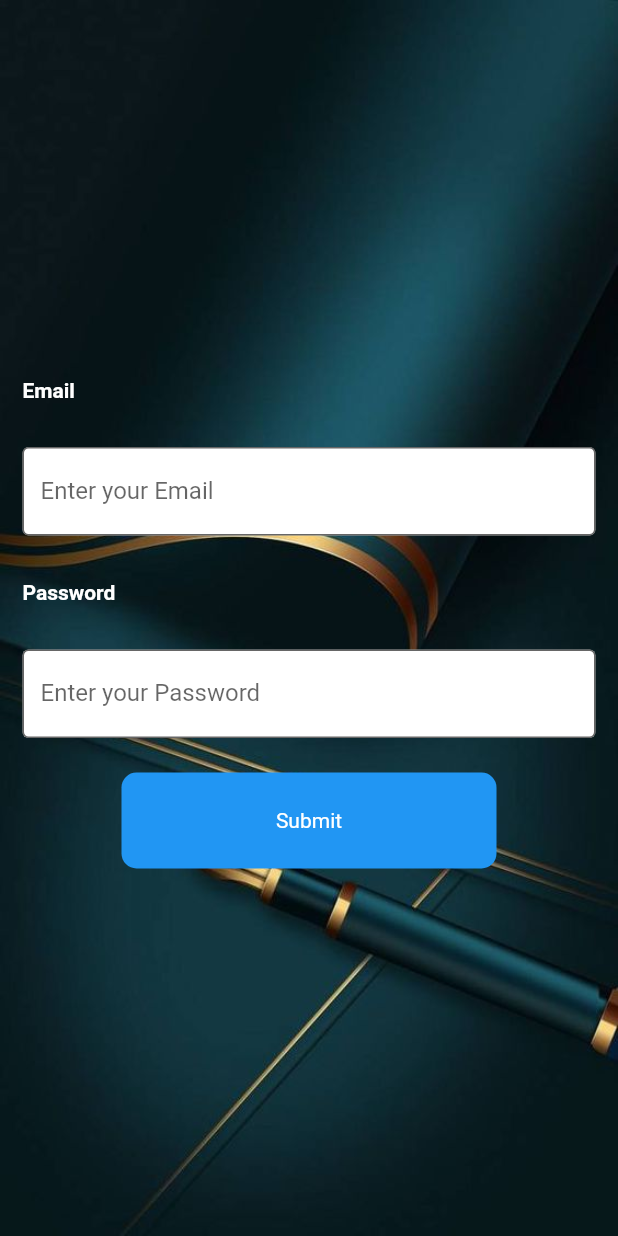
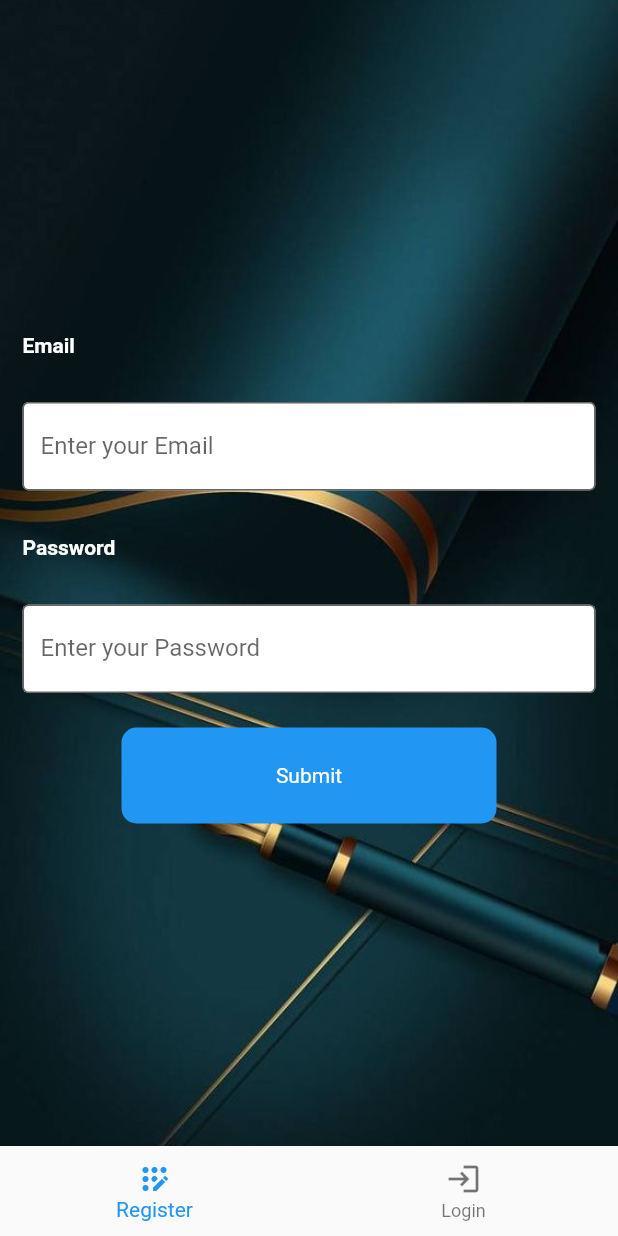
Before and after one commit to Akanimoekong/LoginAndRegister-BestPractices-on-Flutter, a Flutter app: the LoginPage screen opened directly, on a phone screen of 412 x 824 dp. Run offline on Flutter 3.47's test engine with Material 2 defaults, Android fonts, the phone set to English and light mode, and no system bars.

Commit message:
Still working on fixing the Bottom Nav Bar

```diff
--- a/lib/pages/loginpage.dart
+++ b/lib/pages/loginpage.dart
@@ -1,4 +1,5 @@
 import 'package:flutter/material.dart';
+import 'package:login_register_best_practices/widgets/bottomNavi.dart';
 import 'package:login_register_best_practices/widgets/mybutton.dart';
 import 'package:login_register_best_practices/widgets/mytextbox.dart';
 import 'package:login_register_best_practices/widgets/mytextcontainer.dart';
@@ -26,8 +27,8 @@ class _LoginPageState extends State<LoginPage> {
           decoration: const BoxDecoration(
             image: DecorationImage(
               fit: BoxFit.cover,
-            opacity: 50,
-            image: AssetImage("asset/background1.jpg"),
+              opacity: 30,
+              image: AssetImage("assets/background1.jpg"),
             ),
           ),
           child: Center(
@@ -54,7 +55,9 @@ class _LoginPageState extends State<LoginPage> {
               ],
             ),
           ),
-      )),
+        ),
+        bottomNavigationBar: BottomNavi(),
+      ),
     );
   }
 
--- a/lib/pages/signuppage.dart
+++ b/lib/pages/signuppage.dart
@@ -1,4 +1,5 @@
 import 'package:flutter/material.dart';
+import 'package:login_register_best_practices/widgets/bottomNavi.dart';
 import 'package:login_register_best_practices/widgets/mybutton.dart';
 import 'package:login_register_best_practices/widgets/mytextbox.dart';
 import 'package:login_register_best_practices/widgets/mytextcontainer.dart';
@@ -25,9 +26,9 @@ class _SignUpPageState extends State<SignUpPage> {
         body: Container(
           decoration: const BoxDecoration(
             image: DecorationImage(
-              fit: BoxFit.cover,
-              opacity: 50,
-              image: AssetImage("background2.jpg"),
+              fit: BoxFit.fill,
+              opacity: 30,
+              image: AssetImage("assets/background2.jpg"),
             ),
           ),
           child: Center(
@@ -48,6 +49,7 @@ class _SignUpPageState extends State<SignUpPage> {
             ),
           ),
         ),
+        bottomNavigationBar: BottomNavi(),
       ),
     );
   }
--- /dev/null
+++ b/lib/widgets/bottomNavi.dart
@@ -0,0 +1,48 @@
+import 'package:flutter/material.dart';
+import 'package:login_register_best_practices/pages/loginpage.dart';
+import 'package:login_register_best_practices/pages/signuppage.dart';
+
+
+class BottomNavi extends StatefulWidget {
+  BottomNavi({Key? key}) : super(key: key);
+
+  @override
+  State<BottomNavi> createState() => _BottomNaviState();
+}
+
+class _BottomNaviState extends State<BottomNavi> {
+  int _currentIndex =0;
+
+  final pages = [
+    const LoginPage(),
+    const SignUpPage()
+  ];
+
+  void updateIndex (int value) {
+    setState(() {
+      _currentIndex =value;
+    });
+  }
+
+  @override
+  Widget build(BuildContext context) {
+    return SizedBox(
+      height: 60,
+      child: BottomNavigationBar(
+        type: BottomNavigationBarType.fixed,
+        currentIndex: _currentIndex,
+        onTap: updateIndex,
+        items: const [
+          BottomNavigationBarItem(
+            icon: Icon(Icons.app_registration_rounded),
+            label: 'Register',
+          ),
+          BottomNavigationBarItem(
+            icon: Icon(Icons.login_outlined),
+            label: 'Login',
+          ),
+        ],
+      ),
+    );
+  }
+}
```
Also changed, not shown: pubspec.yaml (+12 -10 lines), assets/background1.jpg (renamed from asset/background1.jpg), assets/background2.jpg (renamed from asset/background2.jpg), 3 other files. Lines whose indentation alone changed are shown as unchanged.
